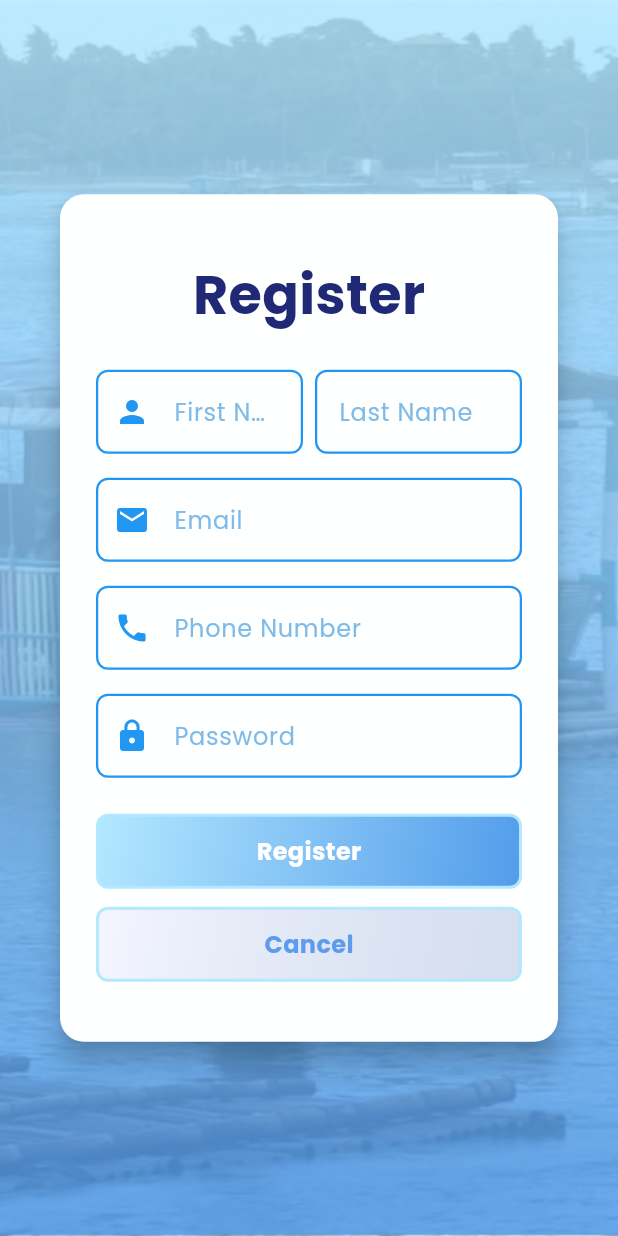
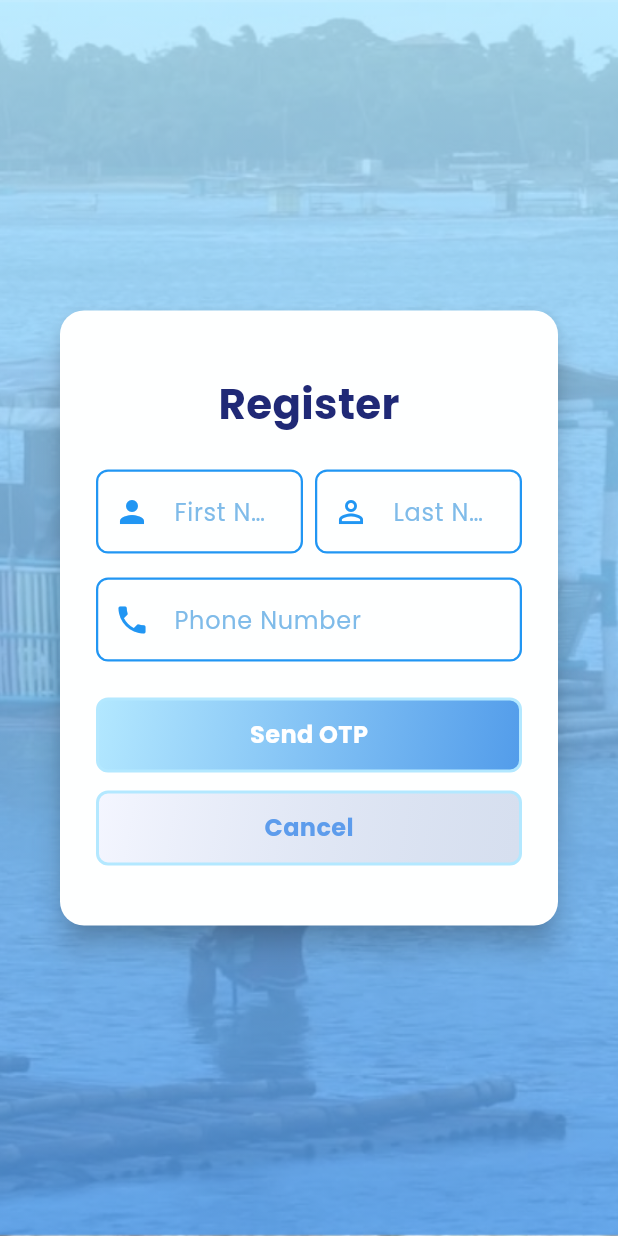
Before and after one commit to Pain4pple/aquafusion, a Flutter app: the Register screen opened directly with empty values, on a phone screen of 412 x 824 dp. Run offline on Flutter 3.47's test engine with Material 3 defaults, Android fonts, the light colour scheme and no system bars; our stand-ins replace cloud_firestore, csv, firebase_auth, firebase_core, fl_chart, flutter_svg and 3 more; missing offline and left inert: mqtt_client; accounts and stored records are empty.

Commit message:
phone switch

```diff
--- a/lib/screens/authenticate/register.dart
+++ b/lib/screens/authenticate/register.dart
@@ -1,25 +1,25 @@
 import 'package:flutter/material.dart';
-import 'package:aquafusion/services/auth.dart';
+import 'package:firebase_auth/firebase_auth.dart';
 import 'package:google_fonts/google_fonts.dart';
 
 class Register extends StatefulWidget {
-  // const Register({super.key});
   final Function(String) toggleView;
-  const Register ({super.key, required this.toggleView});
+  const Register({super.key, required this.toggleView});
+
   @override
   State<Register> createState() => _RegisterState();
 }
 
 class _RegisterState extends State<Register> {
-
-  final AuthService _authService = AuthService();
   final _formKey = GlobalKey<FormState>();
+  final FirebaseAuth _auth = FirebaseAuth.instance;
 
   String firstName = '';
   String lastName = '';
-  String email = '';
   String phoneNumber = '';
-  String password = '';
+  String otp = '';
+  String verificationId = '';
+  bool isOTPSent = false;
   String error = '';
 
   @override
@@ -43,7 +43,7 @@ class _RegisterState extends State<Register> {
               margin: const EdgeInsets.symmetric(horizontal: 40),
               child: Padding(
                 padding: const EdgeInsets.all(24),
-                child:Form(
+                child: Form(
                   key: _formKey,
                   child: Column(
                     mainAxisSize: MainAxisSize.min,
@@ -51,226 +51,145 @@ class _RegisterState extends State<Register> {
                       const SizedBox(height: 18),
                       Center(
                         child: Text(
-                        "Register",
+                          isOTPSent ? "Verify OTP" : "Register",
                           style: GoogleFonts.poppins(
                             color: const Color(0xff202976),
-                          fontSize: 36,
+                            fontSize: 28,
                             fontWeight: FontWeight.bold,
                           ),
                         ),
                       ),
                       const SizedBox(height: 24),
+                      // First Name & Last Name Fields
+                      if (!isOTPSent) ...[
                         Row(
                           children: [
-                        Expanded(child: TextFormField(
+                            Expanded(
+                              child: _buildTextField(
+                                label: 'First Name',
+                                icon: Icons.person,
+                                onChanged: (val) => setState(() => firstName = val),
+                                validator: (value) => value!.isEmpty
+                                    ? 'First Name is required'
+                                    : null,
+                              ),
+                            ),
+                            const SizedBox(width: 8),
+                            Expanded(
+                              child: _buildTextField(
+                                label: 'Last Name',
+                                icon: Icons.person_outline,
+                                onChanged: (val) => setState(() => lastName = val),
+                                validator: (value) => value!.isEmpty
+                                    ? 'Last Name is required'
+                                    : null,
+                              ),
+                            ),
+                          ],
+                        ),
+                        const SizedBox(height: 16),
+                        // Phone Number Input
+                        _buildTextField(
+                          label: 'Phone Number',
+                          icon: Icons.phone,
+                          prefixText: '+63 ',
+                          keyboardType: TextInputType.phone,
+                          onChanged: (val) => setState(() => phoneNumber = val),
+                          validator: (value) {
+                            if (value == null || value.isEmpty) {
+                              return 'Phone number is required';
+                            }
+                            if (!RegExp(r'^(9\d{9})$').hasMatch(value)) {
+                              return 'Enter a valid 10-digit phone number';
+                            }
+                            return null;
+                          },
+                        ),
+                        const SizedBox(height: 24),
+                      ],
+                      // OTP Input Field
+                      if (isOTPSent) ...[
+                        _buildTextField(
+                          label: 'OTP',
+                          icon: Icons.sms,
+                          keyboardType: TextInputType.number,
+                          onChanged: (val) => setState(() => otp = val),
+                          validator: (value) => value!.isEmpty
+                              ? 'Enter the OTP sent to your phone'
+                              : null,
+                        ),
+                        const SizedBox(height: 24),
+                      ],
+                      // Register or Verify OTP Button
+                      _buildGradientButton(
+                        isOTPSent ? 'Verify OTP' : 'Send OTP',
+                        onPressed: () async {
+                          if (_formKey.currentState!.validate()) {
+                            if (isOTPSent) {
+                              await _verifyOTP();
+                            } else {
+                              await _sendOTP();
+                            }
+                          }
+                        },
+                      ),
+                      const SizedBox(height: 12),
+                      // Cancel Button
+                      _buildGradientButton(
+                        'Cancel',
+                        onPressed: () {
+                          widget.toggleView('signin');
+                        },
+                        colors: [
+                          const Color(0xfff4f6ff),
+                          const Color.fromARGB(171, 194, 207, 231)
+                        ],
+                        textColor: const Color(0xff5d9cec),
+                      ),
+                      const SizedBox(height: 16),
+                      if (error.isNotEmpty)
+                        Text(
+                          error,
+                          style: const TextStyle(color: Colors.red, fontSize: 14),
+                        ),
+                    ],
+                  ),
+                ),
+              ),
+            ),
+          )
+        ],
+      ),
+    );
+  }
+
+  Widget _buildTextField({
+    required String label,
+    required IconData icon,
+    String? prefixText,
+    TextInputType keyboardType = TextInputType.text,
+    required Function(String) onChanged,
+    required String? Function(String?) validator,
+  }) {
+    return TextFormField(
       decoration: InputDecoration(
-                        labelText: 'First Name',
-                        labelStyle: const TextStyle(
-                          color: Color(0xff7fbbe9),
-                          fontWeight: FontWeight.w400,
-                        ),
-                        hintText: ' ',
-                        hintStyle: const TextStyle(
-                          color: Color(0xff7fbbe9),
-                          fontWeight: FontWeight.w400,
-                        ),
-                        prefixIcon: const Icon(Icons.person, color: Colors.blue),
+        labelText: label,
+        labelStyle: const TextStyle(color: Color(0xff7fbbe9), fontWeight: FontWeight.w400),
+        prefixText: prefixText,
+        prefixIcon: Icon(icon, color: Colors.blue),
         enabledBorder: OutlineInputBorder(
           borderRadius: BorderRadius.circular(8),
           borderSide: const BorderSide(color: Colors.blue, width: 1.5),
         ),
       ),
-                      validator: (value) {
-                        if (value == null || value.isEmpty ) {
-                          return 'First Name is required';
-                        }
-                        if(value.length>30){
-                          return 'First Name must be less than 30 characters long';
-                        }
-                        return null;
-                      },
-                      onChanged: (val){
-                        setState(() {
-                          firstName = val;
-                        });
-                      },
-                    ),
-                    ),
-                     const SizedBox(width: 8),
-                    Expanded (child: TextFormField(
-                      decoration: InputDecoration(
-                        labelText: 'Last Name',
-                        labelStyle: const TextStyle(
-                          color: Color(0xff7fbbe9),
-                          fontWeight: FontWeight.w400,
-                        ),
-                        hintText: ' ',
-                        hintStyle: const TextStyle(
-                          color: Color(0xff7fbbe9),
-                          fontWeight: FontWeight.w400,
-                        ),
-                        enabledBorder: OutlineInputBorder(
-                          borderRadius: BorderRadius.circular(8),
-                          borderSide: const BorderSide(color: Colors.blue, width: 1.5),
-                        ),
-                      ),
-                      validator: (value) {
-                        if (value == null || value.isEmpty ) {
-                          return 'Last Name is required';
-                        }
-                        if(value.length>30){
-                          return 'Last Name must be less than 30 characters long';
-                        }
-                        return null;
-                      },
-                      onChanged: (val){
-                        setState(() {
-                          lastName = val;
-                        });
-                      },
-                    ),)
-                    ],
-                    ),
-                    const SizedBox(height: 16),
-
-                    TextFormField(
-                      decoration: InputDecoration(
-                        labelText: 'Email',
-                        labelStyle: const TextStyle(
-                          color: Color(0xff7fbbe9),
-                          fontWeight: FontWeight.w400,
-                        ),
-                        hintText: 'Enter your email',
-                        hintStyle: const TextStyle(
-                          color: Color(0xff7fbbe9),
-                          fontWeight: FontWeight.w400,
-                        ),
-                        prefixIcon: const Icon(Icons.email, color: Colors.blue),
-                        enabledBorder: OutlineInputBorder(
-                          borderRadius: BorderRadius.circular(8),
-                          borderSide: const BorderSide(color: Colors.blue, width: 1.5),
-                        ),
-                      ),
-                      validator: (value) {
-                        if (value == null || value.isEmpty) {
-                          return 'Email is required';
-                        }
-                        if (!RegExp(r'^[^@]+@[^@]+\.[^@]+').hasMatch(value)) {
-                          return 'Please enter a valid email address';
-                        }
-                        return null;
-                      },
-                      onChanged: (val){
-                        setState(() {
-                          email = val;
-                        });
-                      },
-                    ),
-                    const SizedBox(height: 16),
-
-                    TextFormField(
-                      decoration: InputDecoration(
-                        labelText: 'Phone Number',
-                        labelStyle: const TextStyle(
-                          color: Color(0xff7fbbe9),
-                          fontWeight: FontWeight.w400,
-                        ),
-                        hintText: ' ',
-                        hintStyle: const TextStyle(
-                          color: Color(0xff7fbbe9),
-                          fontWeight: FontWeight.w400,
-                        ),
-                        prefixIcon: const Icon(Icons.phone, color: Colors.blue),
-                        prefixText: '+63',
-                        enabledBorder: OutlineInputBorder(
-                          borderRadius: BorderRadius.circular(8),
-                          borderSide: const BorderSide(color: Colors.blue, width: 1.5),
-                        ),
-                      ),
-                      validator: (value) {
-                        if (value == null || value.isEmpty) {
-                          return 'Phone number is required';
-                        }
-                        RegExp regExp = RegExp(r'^(9\d{9})$');
-                        if (!regExp.hasMatch(value)) {
-                          return 'Please enter a valid phone number';
-                        }
-                        return null;
-                      },
-                      onChanged: (val){
-                        setState(() {
-                          phoneNumber = val;
-                        });
-                      },
-                    ),
-                    const SizedBox(height: 16),
-
-                    TextFormField(
-                      decoration: InputDecoration(
-                        labelText: 'Password',
-                        labelStyle: const TextStyle(
-                          color: Color(0xff7fbbe9),
-                          fontWeight: FontWeight.w400,
-                        ),
-                        hintText: 'Enter your password',
-                        hintStyle: const TextStyle(
-                          color: Color(0xff7fbbe9),
-                          fontWeight: FontWeight.w400,
-                        ),
-                        prefixIcon: const Icon(Icons.lock, color: Colors.blue),
-                        enabledBorder: OutlineInputBorder(
-                          borderRadius: BorderRadius.circular(8),
-                          borderSide: const BorderSide(color: Colors.blue, width: 1.5),
-                        ),
-                      ),
-                      obscureText: true,
-                      validator: (value) {
-                        if (value == null || value.isEmpty) {
-                          return 'Password is required';
-                        }
-
-                        // Regular expression for the password policy
-                        final passwordRegex = RegExp(r'^(?=.*[a-z])(?=.*[A-Z])(?=.*\d)(?=.*[@$!%*?&])[A-Za-z\d@$!%*?&]{8,}$');
-
-                        if (!passwordRegex.hasMatch(value)) {
-                          return 'Password must be at least 8 characters long, include an uppercase letter, a lowercase letter, a number, and a special character';
-                        }
-
-                        return null;
-                      },
-                      onChanged: (val){
-                        setState(() {
-                          password = val;
-                        });
-                      },
-                    ),
-                  const SizedBox(height: 24),
-                    _buildGradientButton('Register', onPressed: () async {
-                      if (_formKey.currentState!.validate()){
-                        dynamic result = await _authService.registerEmailAndPassword(email, password,firstName,lastName,phoneNumber);
-                        if(result==null){
-                          setState(()=> error = 'supply valid credentials');
-                        }
-                      }
-                    }),
-                  const SizedBox(height: 12),
-                    _buildGradientButton('Cancel', onPressed: () {
-                      widget.toggleView('signin');
-                    }, colors: [const Color(0xfff4f6ff), const Color.fromARGB(171, 194, 207, 231)],textColor: const Color(0xff5d9cec)),
-                  const SizedBox(height: 16),
-                  ],
-                ),
-              ),
-              ),
-            ),
-
-          )
-        ],
-      )
+      keyboardType: keyboardType,
+      onChanged: onChanged,
+      validator: validator,
     );
   }
 
-    Widget _buildGradientButton(String text, {required VoidCallback onPressed, List<Color>? colors, Color? textColor}) {
+  Widget _buildGradientButton(String text,
+      {required VoidCallback onPressed, List<Color>? colors, Color? textColor}) {
     return Container(
       width: double.infinity,
       height: 50,
@@ -281,10 +200,7 @@ class _RegisterState extends State<Register> {
           end: Alignment.bottomRight,
         ),
         borderRadius: BorderRadius.circular(8),
-        border: Border.all(
-        color: const Color(0xffb3e8ff), // Border color
-        width: 2, // Border width
-      ),
+        border: Border.all(color: const Color(0xffb3e8ff), width: 2),
       ),
       child: Material(
         color: Colors.transparent,
@@ -305,4 +221,45 @@ class _RegisterState extends State<Register> {
       ),
     );
   }
+
+  Future<void> _sendOTP() async {
+    String fullPhoneNumber = '+63$phoneNumber';
+    try {
+      await _auth.verifyPhoneNumber(
+        phoneNumber: fullPhoneNumber,
+        verificationCompleted: (PhoneAuthCredential credential) async {
+          await _auth.signInWithCredential(credential);
+          setState(() => error = 'Phone number verified automatically');
+        },
+        verificationFailed: (FirebaseAuthException e) {
+          setState(() => error = 'Verification failed: ${e.message}');
+        },
+        codeSent: (String verId, int? resendToken) {
+          setState(() {
+            verificationId = verId;
+            isOTPSent = true;
+            error = '';
+          });
+        },
+        codeAutoRetrievalTimeout: (String verId) {
+          setState(() => verificationId = verId);
+        },
+      );
+    } catch (e) {
+      setState(() => error = 'Failed to send OTP. Error: $e');
     }
+  }
+
+  Future<void> _verifyOTP() async {
+    try {
+      PhoneAuthCredential credential = PhoneAuthProvider.credential(
+        verificationId: verificationId,
+        smsCode: otp,
+      );
+      await _auth.signInWithCredential(credential);
+      setState(() => error = 'Phone number verified successfully!');
+    } catch (e) {
+      setState(() => error = 'Invalid OTP. Please try again.');
+    }
+  }
+}
```
Also changed, not shown: lib/screens/authenticate/sign_in.dart (+100 -112 lines), lib/services/auth.dart (+50 -0 lines), 1 other file. Lines whose indentation alone changed are shown as unchanged.
